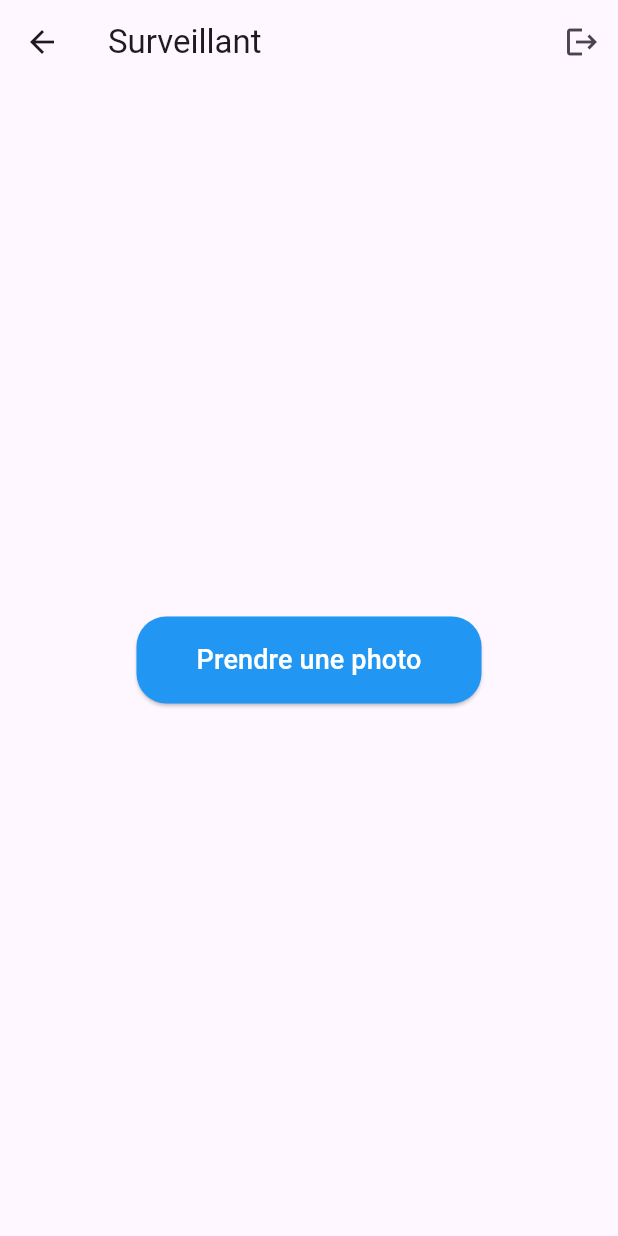
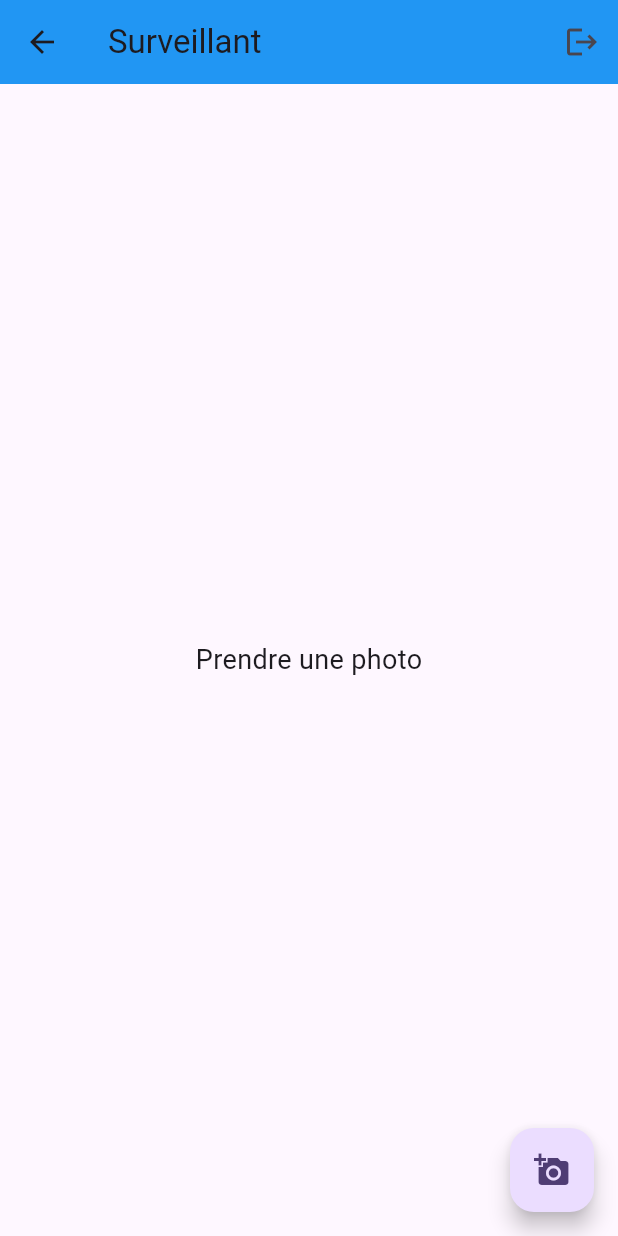
Before and after one commit to fatimetouAhmed/PFE_FRONT, a Flutter app: the CameraScreen screen opened directly with empty values, on a phone screen of 412 x 824 dp. Run offline on Flutter 3.47's test engine with Material 2 defaults, Android fonts, the phone set to English and light mode, and no system bars; our stand-ins replace charts_flutter, curved_navigation_bar, flutter_svg, image_picker, quickalert, rflutter_alert.

Commit message:
surveillant

```diff
--- a/lib/screens/surveillant_screen.dart
+++ b/lib/screens/surveillant_screen.dart
@@ -43,45 +43,37 @@ class _CameraScreenState extends State<CameraScreen> {
     return Scaffold(
       appBar: AppBar(
         title: Text('Surveillant'),
+        backgroundColor: Colors.blue, // Couleur bleue pour l'app bar
         actions: [
           IconButton(
-
             icon: Icon(Icons.logout),
             onPressed: () {
               // Vous pouvez mettre ici le code pour déconnecter l'utilisateur et aller à la page de connexion
-              Navigator.push(context, MaterialPageRoute(builder: (context) => LoginScreen(accessToken: widget.accessToken)));
+              Navigator.push(
+                context,
+                MaterialPageRoute(
+                  builder: (context) => LoginScreen(accessToken: widget.accessToken),
+                ),
+              );
             },
           ),
         ],
       ),
       body: Center(
-        child: Column(
-          mainAxisAlignment: MainAxisAlignment.center,
-          children: [
-            _image == null
-                ? ElevatedButton(
-              onPressed: () {
-                getImage().then((_) => uploadImage(File(_image!.path)));
-              },
-              style: ElevatedButton.styleFrom(
-                primary: Colors.blue, // Couleur bleue
-                onPrimary: Colors.white, // Texte en blanc
-                shape: RoundedRectangleBorder(
-                  borderRadius: BorderRadius.circular(20.0), // Bord arrondi
-                ),
-              ),
-              child: Padding(
-                padding: const EdgeInsets.all(16.0),
-                child: Text(
-                  'Prendre une photo',
-                  style: TextStyle(fontSize: 18.0),
-                ),
-              ),
-            )
-                : Image.file(File(_image!.path)),
-          ],
-        ),
+        child: _image == null
+            ? Text(
+          'Prendre une photo',
+          style: TextStyle(fontSize: 18.0),
+        )
+            : Image.file(File(_image!.path)),
       ),
+      floatingActionButton: FloatingActionButton(
+        onPressed: () {
+          getImage().then((_) => uploadImage(File(_image!.path)));
+        },
+        child: Icon(Icons.add_a_photo), // Icône de la caméra
+      ),
+      floatingActionButtonLocation: FloatingActionButtonLocation.endFloat, // Bouton de la caméra en bas à droite
     );
   }
 }
```
Also changed, not shown: lib/screens/lists/listsurveillant.dart (+11 -5 lines).
